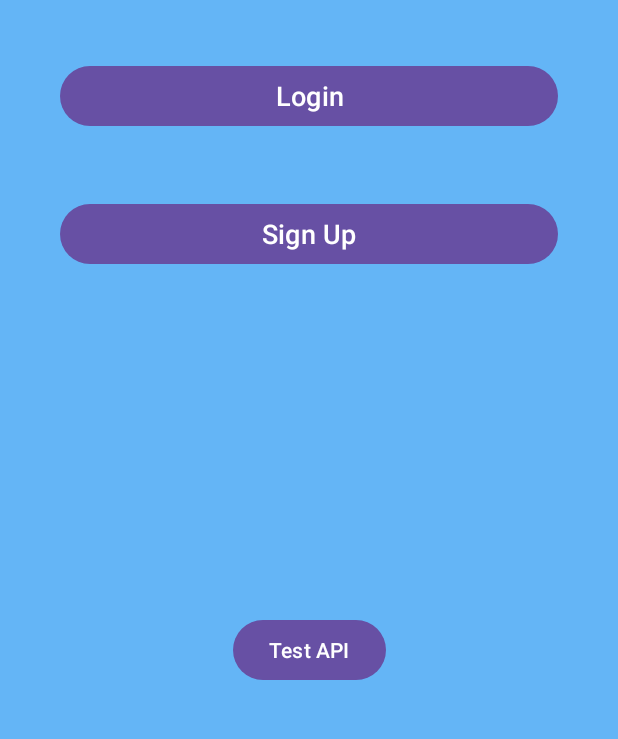
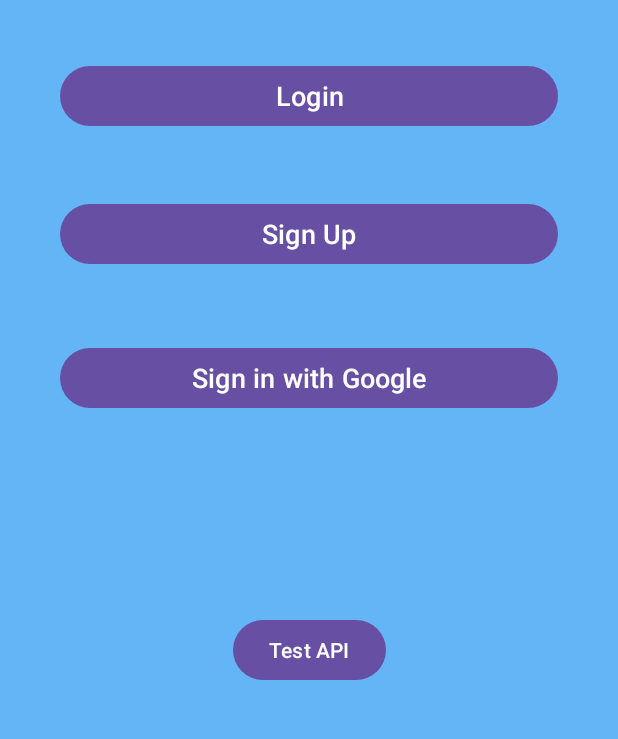
Before and after one commit to Sadatul/MindTrace, an Android app: the screen it shows after launch (HomePageActivity), on a phone screen of 412 x 824 dp, the part 207-946 px from its top. Run offline under Robolectric (Android 15) with nearby library versions, the phone set to English and light mode, and no system bars.

Commit message:
firebase auth added

```diff
--- a/frontend/app/build.gradle.kts
+++ b/frontend/app/build.gradle.kts
@@ -1,6 +1,7 @@
 plugins {
     alias(libs.plugins.android.application)
     alias(libs.plugins.kotlin.android)
+    id("com.google.gms.google-services")
 }
 
 android {
@@ -36,6 +37,10 @@ android {
 }
 
 dependencies {
+    implementation(platform("com.google.firebase:firebase-bom:32.7.4"))
+    implementation("com.google.firebase:firebase-auth")
+    implementation("com.google.firebase:firebase-analytics")
+    implementation("com.google.android.gms:play-services-auth:21.0.0")
 
     implementation(libs.androidx.core.ktx)
     implementation(libs.androidx.appcompat)
--- a/frontend/app/src/main/AndroidManifest.xml
+++ b/frontend/app/src/main/AndroidManifest.xml
@@ -34,6 +34,7 @@
         <activity android:name=".SignupPatientActivity" />
         <activity android:name=".DashboardCaregiverActivity" />
         <activity android:name=".DashboardPatientActivity" />
+        <activity android:name=".FirebaseSignupActivity" />
 
     </application>
 
--- a/frontend/app/src/main/java/com/example/myapplication/HomePageActivity.kt
+++ b/frontend/app/src/main/java/com/example/myapplication/HomePageActivity.kt
@@ -22,6 +22,7 @@ class HomePageActivity : AppCompatActivity() {
 
     private lateinit var loginButton: Button
     private lateinit var signupButton: Button
+    private lateinit var firebaseSignupButton: Button
     private lateinit var caregiverCheckBox: CheckBox
     private lateinit var patientCheckBox: CheckBox
 
@@ -32,8 +33,15 @@ class HomePageActivity : AppCompatActivity() {
         // Initialize the views here after setContentView()
         loginButton = findViewById(R.id.loginButton)
         signupButton = findViewById(R.id.signupButton)
+        firebaseSignupButton = findViewById(R.id.firebaseSignupButton)
         caregiverCheckBox = findViewById(R.id.caregiverCheckBox)
         patientCheckBox = findViewById(R.id.patientCheckBox)
+
+        // Firebase Signup Button logic
+        firebaseSignupButton.setOnClickListener {
+            val intent = Intent(this, FirebaseSignupActivity::class.java)
+            startActivity(intent)
+        }
 
         // Login Button logic
         loginButton.setOnClickListener {
--- a/frontend/app/src/main/res/layout/home_page.xml
+++ b/frontend/app/src/main/res/layout/home_page.xml
@@ -59,6 +59,20 @@
         app:layout_constraintHorizontal_bias="0.0"
         app:layout_constraintStart_toStartOf="parent"
         app:layout_constraintTop_toBottomOf="@id/loginButton" />
+
+    <Button
+        android:id="@+id/firebaseSignupButton"
+        android:layout_width="0dp"
+        android:layout_height="wrap_content"
+        android:layout_marginStart="40dp"
+        android:layout_marginTop="48dp"
+        android:layout_marginEnd="40dp"
+        android:text="@string/sign_up_with_firebase"
+        android:textSize="18sp"
+        app:layout_constraintEnd_toEndOf="parent"
+        app:layout_constraintHorizontal_bias="0.0"
+        app:layout_constraintStart_toStartOf="parent"
+        app:layout_constraintTop_toBottomOf="@id/signupButton" />
 
     <TextView
         android:id="@+id/loginRoleSelectionText"
--- a/frontend/app/src/main/res/values/strings.xml
+++ b/frontend/app/src/main/res/values/strings.xml
@@ -30,6 +30,7 @@
     <string name="caregiver_signup">Caregiver Signup</string>
     <string name="i_agree_to_the_terms_and_conditions">I agree to the Terms and Conditions</string>
     <string name="patient_signup">Patient Signup</string>
+    <string name="sign_up_with_firebase">Sign in with Google</string>
 
 
 </resources>
--- a/frontend/build.gradle.kts
+++ b/frontend/build.gradle.kts
@@ -2,4 +2,5 @@
 plugins {
     alias(libs.plugins.android.application) apply false
     alias(libs.plugins.kotlin.android) apply false
+    id("com.google.gms.google-services") version "4.4.1" apply false
 }
```
Also changed, not shown: frontend/app/src/main/java/com/example/myapplication/FirebaseSignupActivity.kt (added, +91 -0 lines), frontend/app/src/main/res/layout/activity_firebase_signup.xml (added, +21 -0 lines).
